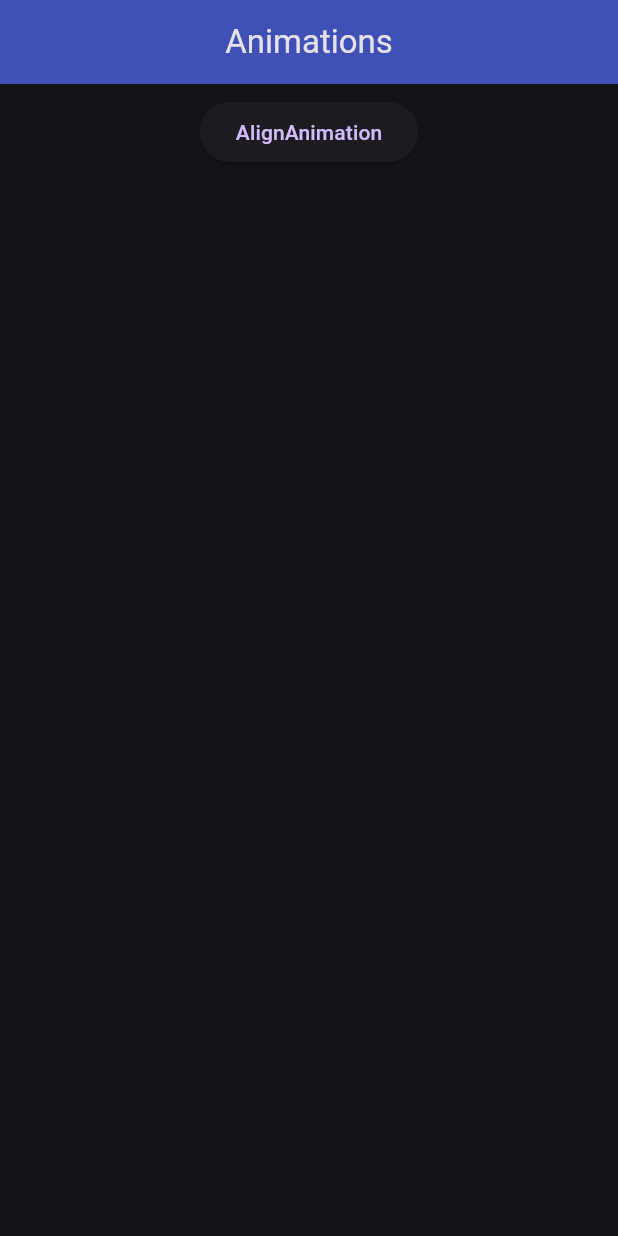
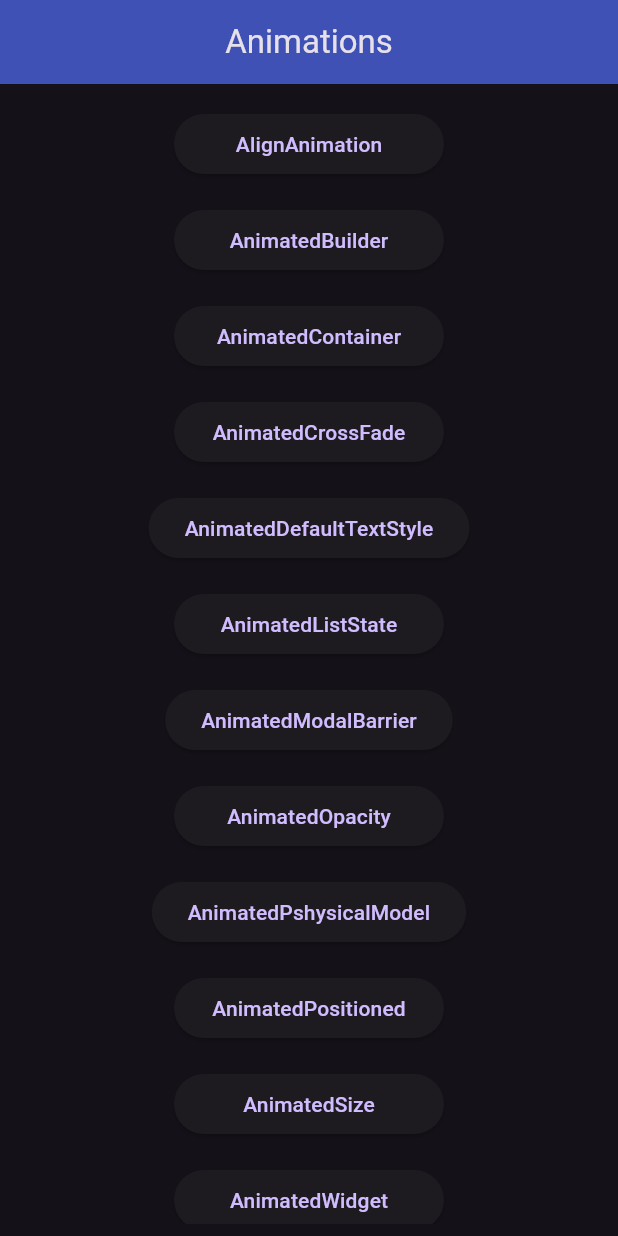
Before and after one commit to RenatoFloresV/flutter_animations, a Flutter app: the screen it shows after launch, on a phone screen of 412 x 824 dp. Run offline on Flutter 3.47's test engine with Material 2 defaults, Android fonts, the light colour scheme and no system bars.

Commit message:
add news animations

```diff
--- a/lib/main.dart
+++ b/lib/main.dart
@@ -1,5 +1,16 @@
 import 'package:flutter/material.dart';
 import 'package:flutter_animation/screens/align_animation.dart';
+import 'package:flutter_animation/screens/animated_builder.dart';
+import 'package:flutter_animation/screens/animated_container.dart';
+import 'package:flutter_animation/screens/animated_cross_fade.dart';
+import 'package:flutter_animation/screens/animated_default_text_style.dart';
+import 'package:flutter_animation/screens/animated_list_state.dart';
+import 'package:flutter_animation/screens/animated_modal_barrier.dart';
+import 'package:flutter_animation/screens/animated_opacity.dart';
+import 'package:flutter_animation/screens/animated_physical_model.dart';
+import 'package:flutter_animation/screens/animated_positioned.dart';
+import 'package:flutter_animation/screens/animated_size.dart';
+import 'package:flutter_animation/screens/animated_widget.dart';
 
 void main() => runApp(const MyApp());
 
@@ -34,16 +45,50 @@ class HomeScreen extends StatelessWidget {
             padding: const EdgeInsets.all(8.0),
             width: double.infinity,
             height: double.infinity,
+            child: SingleChildScrollView(
               child: Column(
+                  mainAxisAlignment: MainAxisAlignment.spaceEvenly,
                   children: [
-            ElevatedButton(
+                    button(context, 'AlignAnimation', const AlignScreen()),
+                    button(context, 'AnimatedBuilder',
+                        const AnimatedBuilderScreen()),
+                    button(context, 'AnimatedContainer',
+                        const AnimatedContainerScreen()),
+                    button(context, 'AnimatedCrossFade',
+                        const AnimatedCrossFadeScreen()),
+                    button(context, 'AnimatedDefaultTextStyle',
+                        const AnimatedDefaultTextStyleScreen()),
+                    button(context, 'AnimatedListState',
+                        const AnimatedListStateScreen()),
+                    button(context, 'AnimatedModalBarrier',
+                        const AnimatedModalBarrierScreen()),
+                    button(context, 'AnimatedOpacity',
+                        const AnimatedOpacityScreen()),
+                    button(context, 'AnimatedPshysicalModel',
+                        const AnimatedPhysicalModelScreen()),
+                    button(context, 'AnimatedPositioned',
+                        const AnimatedPositionedScreen()),
+                    button(context, 'AnimatedSize', const AnimatedSizeScreen()),
+                    button(context, 'AnimatedWidget',
+                        const AnimatedWidgetScreen()),
+                  ]),
+            )));
+  }
+
+  Widget button(context, String text, route) {
+    return Padding(
+      padding: const EdgeInsets.all(8.0),
+      child: Container(
+        constraints: const BoxConstraints(
+          minWidth: 180,
+          minHeight: 30,
+        ),
+        child: ElevatedButton(
           onPressed: (() {
-                Navigator.push(context,
-                    MaterialPageRoute(builder: (context) => const AlignScreen()));
+            Navigator.push(
+                context, MaterialPageRoute(builder: (context) => route));
           }),
-              child: const Text('AlignAnimation'),
-            ),
-          ],
+          child: Text(text),
         ),
       ),
     );
```
Also changed, not shown: 2 other files. Lines whose indentation alone changed are shown as unchanged.
